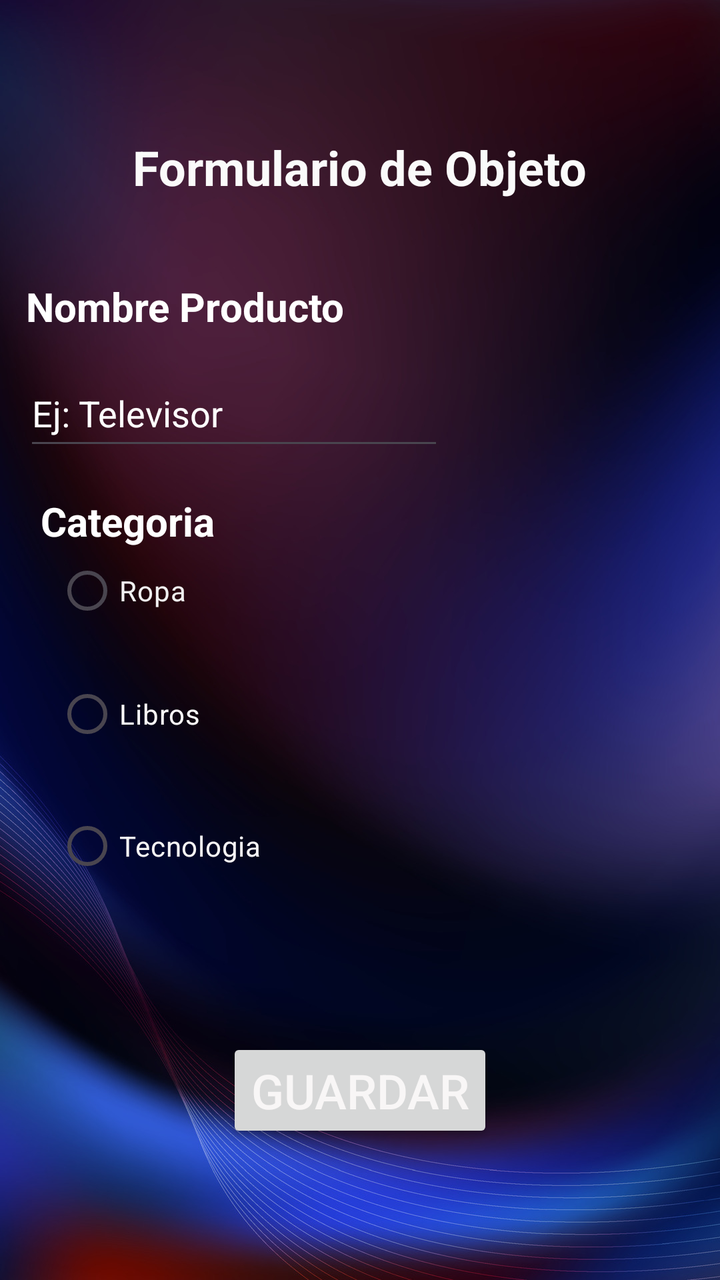
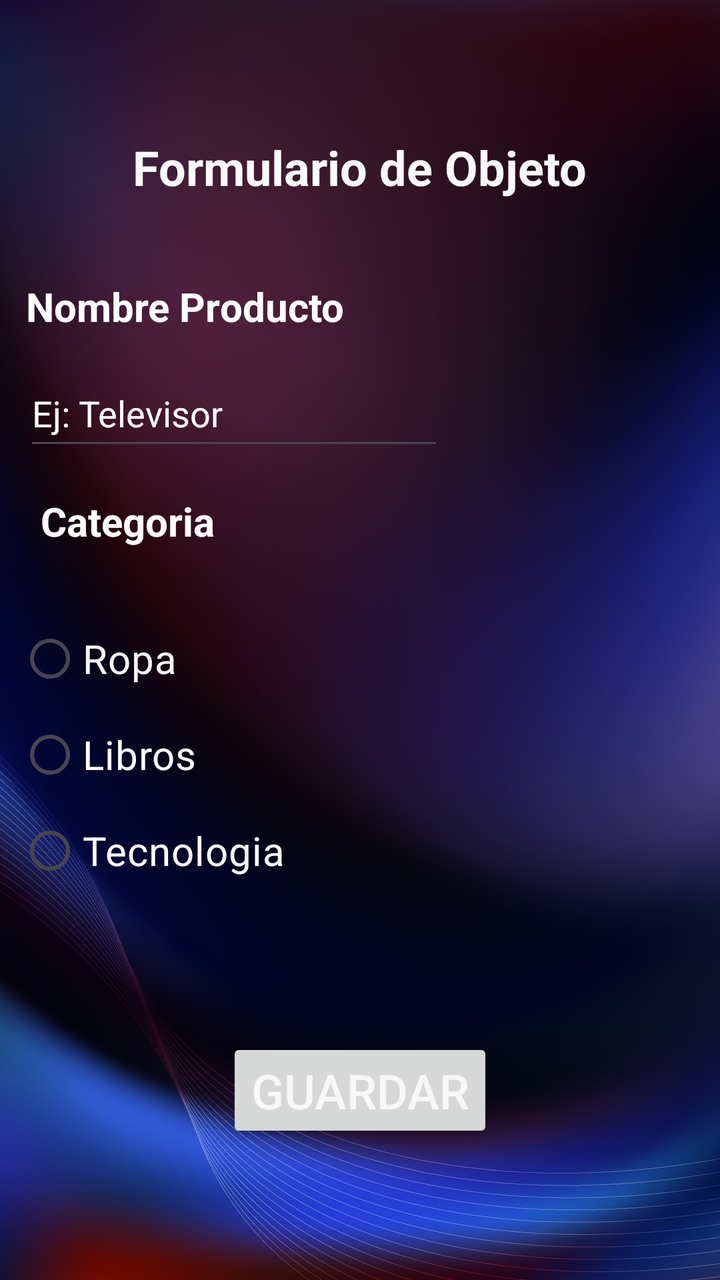

Two renders of the same Android screen: before a commit and after it. Below are the layout's source before the change and the commit's diff.
<!-- AndroidManifest.xml: application theme Theme.EcoTrueque -->
<!-- res/layout/activity_publicar_objeto.xml -->
<?xml version="1.0" encoding="utf-8"?>
<androidx.constraintlayout.widget.ConstraintLayout xmlns:android="http://schemas.android.com/apk/res/android"
    xmlns:app="http://schemas.android.com/apk/res-auto"
    xmlns:tools="http://schemas.android.com/tools"
    android:id="@+id/main"
    android:layout_width="match_parent"
    android:layout_height="match_parent"
    android:background="@drawable/background_menu"
    tools:context="Vistas.PublicarObjetoActivity">

    <TextView
        android:id="@+id/lbl_formulario"
        android:layout_width="wrap_content"
        android:layout_height="wrap_content"
        android:text="Formulario de Objeto"
        android:textColor="#FAFAFA"
        android:textSize="24sp"
        android:textStyle="bold"
        app:layout_constraintBottom_toBottomOf="parent"
        app:layout_constraintEnd_toEndOf="parent"
        app:layout_constraintStart_toStartOf="parent"
        app:layout_constraintTop_toTopOf="parent"
        app:layout_constraintVertical_bias="0.111" />

    <TextView
        android:id="@+id/lbl_producto"
        android:layout_width="wrap_content"
        android:layout_height="wrap_content"
        android:text="Nombre Producto"
        android:textColor="#FFFFFF"
        android:textSize="20sp"
        android:textStyle="bold"
        app:layout_constraintBottom_toBottomOf="parent"
        app:layout_constraintEnd_toEndOf="parent"
        app:layout_constraintHorizontal_bias="0.064"
        app:layout_constraintStart_toStartOf="parent"
        app:layout_constraintTop_toTopOf="parent"
        app:layout_constraintVertical_bias="0.228" />

    <RadioButton
        android:id="@+id/rd_ropa"
        android:layout_width="130dp"
        android:layout_height="50dp"
        android:text="Ropa"
        android:textColor="#F0F0F0"
        app:layout_constraintBottom_toTopOf="@+id/rd_libros"
        app:layout_constraintEnd_toEndOf="parent"
        app:layout_constraintHorizontal_bias="0.12"
        app:layout_constraintStart_toStartOf="parent"
        app:layout_constraintTop_toTopOf="parent"
        app:layout_constraintVertical_bias="0.959" />

    <RadioGroup
        android:id="@+id/rdg_categorias"
        android:layout_width="10dp"
        android:layout_height="14dp"
        app:layout_constraintBottom_toBottomOf="parent"
        app:layout_constraintEnd_toEndOf="parent"
        app:layout_constraintHorizontal_bias="0.059"
        app:layout_constraintStart_toStartOf="parent"
        app:layout_constraintTop_toTopOf="parent"
        app:layout_constraintVertical_bias="0.447">

    </RadioGroup>

    <TextView
        android:id="@+id/lbl_categoria"
        android:layout_width="wrap_content"
        android:layout_height="wrap_content"
        android:text="Categoria"
        android:textColor="#FFFFFF"
        android:textSize="20sp"
        android:textStyle="bold"
        app:layout_constraintBottom_toBottomOf="parent"
        app:layout_constraintEnd_toEndOf="parent"
        app:layout_constraintHorizontal_bias="0.074"
        app:layout_constraintStart_toStartOf="parent"
        app:layout_constraintTop_toTopOf="parent"
        app:layout_constraintVertical_bias="0.403" />

    <RadioButton
        android:id="@+id/rd_tecnologia"
        android:layout_width="130dp"
        android:layout_height="50dp"
        android:layout_marginBottom="192dp"
        android:text="Tecnologia"
        android:textColor="#F6F4F4"
        app:layout_constraintBottom_toBottomOf="parent"
        app:layout_constraintEnd_toEndOf="parent"
        app:layout_constraintHorizontal_bias="0.12"
        app:layout_constraintStart_toStartOf="parent" />

    <RadioButton
        android:id="@+id/rd_libros"
        android:layout_width="130dp"
        android:layout_height="50dp"
        android:layout_marginBottom="16dp"
        android:text="Libros"
        android:textColor="#FAF8F8"
        app:layout_constraintBottom_toTopOf="@+id/rd_tecnologia"
        app:layout_constraintEnd_toEndOf="parent"
        app:layout_constraintHorizontal_bias="0.12"
        app:layout_constraintStart_toStartOf="parent" />

    <EditText
        android:id="@+id/txt_nombre"
        android:layout_width="wrap_content"
        android:layout_height="50dp"
        android:ems="10"
        android:inputType="text"
        android:text="Ej: Televisor"
        android:textColor="#FFFFFF"
        app:layout_constraintBottom_toBottomOf="parent"
        app:layout_constraintEnd_toEndOf="parent"
        app:layout_constraintHorizontal_bias="0.079"
        app:layout_constraintStart_toStartOf="parent"
        app:layout_constraintTop_toTopOf="parent"
        app:layout_constraintVertical_bias="0.305" />

    <Button
        android:id="@+id/button"
        android:layout_width="wrap_content"
        android:layout_height="wrap_content"
        android:text="Guardar"
        android:textColor="#F8F6F6"
        android:textSize="24sp"
        app:layout_constraintBottom_toBottomOf="parent"
        app:layout_constraintEnd_toEndOf="parent"
        app:layout_constraintStart_toStartOf="parent"
        app:layout_constraintTop_toTopOf="parent"
        app:layout_constraintVertical_bias="0.883" />

</androidx.constraintlayout.widget.ConstraintLayout>
<!-- resources referenced by this layout -->
<resources>
  <!-- drawable background_menu: jpg bitmap (drawable, 167294 bytes) -->
  <style name="Theme.EcoTrueque" parent="Base.Theme.EcoTrueque" />
  <style name="Base.Theme.EcoTrueque" parent="Theme.Material3.DayNight.NoActionBar">
          
          
      </style>
</resources>

<!-- the commit's change to res/layout/activity_publicar_objeto.xml (unified diff, before → after) -->
@@ -37,30 +37,40 @@
         app:layout_constraintTop_toTopOf="parent"
         app:layout_constraintVertical_bias="0.228" />
 
-    <RadioButton
-        android:id="@+id/rd_ropa"
-        android:layout_width="130dp"
-        android:layout_height="50dp"
-        android:text="Ropa"
-        android:textColor="#F0F0F0"
-        app:layout_constraintBottom_toTopOf="@+id/rd_libros"
+    <RadioGroup
+        android:id="@+id/rdg_categorias"
+        android:layout_width="289dp"
+        android:layout_height="146dp"
+        app:layout_constraintBottom_toBottomOf="parent"
         app:layout_constraintEnd_toEndOf="parent"
-        app:layout_constraintHorizontal_bias="0.12"
+        app:layout_constraintHorizontal_bias="0.126"
         app:layout_constraintStart_toStartOf="parent"
         app:layout_constraintTop_toTopOf="parent"
-        app:layout_constraintVertical_bias="0.959" />
+        app:layout_constraintVertical_bias="0.618">
 
-    <RadioGroup
-        android:id="@+id/rdg_categorias"
-        android:layout_width="10dp"
-        android:layout_height="14dp"
-        app:layout_constraintBottom_toBottomOf="parent"
-        app:layout_constraintEnd_toEndOf="parent"
-        app:layout_constraintHorizontal_bias="0.059"
-        app:layout_constraintStart_toStartOf="parent"
-        app:layout_constraintTop_toTopOf="parent"
-        app:layout_constraintVertical_bias="0.447">
+        <RadioButton
+            android:id="@+id/rd_ropa"
+            android:layout_width="match_parent"
+            android:layout_height="wrap_content"
+            android:text="Ropa"
+            android:textColor="#F8F8F8"
+            android:textSize="20sp" />
 
+        <RadioButton
+            android:id="@+id/rd_libros"
+            android:layout_width="match_parent"
+            android:layout_height="wrap_content"
+            android:text="Libros"
+            android:textColor="#FFFFFF"
+            android:textSize="20sp" />
+
+        <RadioButton
+            android:id="@+id/rd_tecnologia"
+            android:layout_width="match_parent"
+            android:layout_height="wrap_content"
+            android:text="Tecnologia"
+            android:textColor="#FFFFFF"
+            android:textSize="20sp" />
     </RadioGroup>
 
     <TextView
@@ -77,30 +87,6 @@
         app:layout_constraintStart_toStartOf="parent"
         app:layout_constraintTop_toTopOf="parent"
         app:layout_constraintVertical_bias="0.403" />
-
-    <RadioButton
-        android:id="@+id/rd_tecnologia"
-        android:layout_width="130dp"
-        android:layout_height="50dp"
-        android:layout_marginBottom="192dp"
-        android:text="Tecnologia"
-        android:textColor="#F6F4F4"
-        app:layout_constraintBottom_toBottomOf="parent"
-        app:layout_constraintEnd_toEndOf="parent"
-        app:layout_constraintHorizontal_bias="0.12"
-        app:layout_constraintStart_toStartOf="parent" />
-
-    <RadioButton
-        android:id="@+id/rd_libros"
-        android:layout_width="130dp"
-        android:layout_height="50dp"
-        android:layout_marginBottom="16dp"
-        android:text="Libros"
-        android:textColor="#FAF8F8"
-        app:layout_constraintBottom_toTopOf="@+id/rd_tecnologia"
-        app:layout_constraintEnd_toEndOf="parent"
-        app:layout_constraintHorizontal_bias="0.12"
-        app:layout_constraintStart_toStartOf="parent" />
 
     <EditText
         android:id="@+id/txt_nombre"
